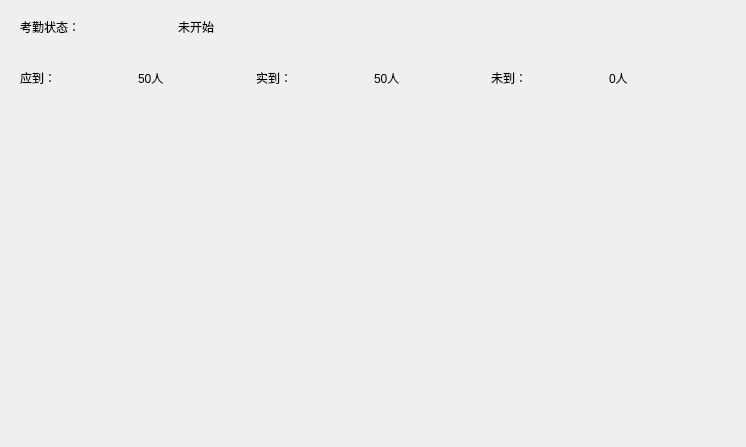
Above: view/UI_RunDialog.ui from xsxz01/PyQt5DesignMode before the change. Below: the same form after it.
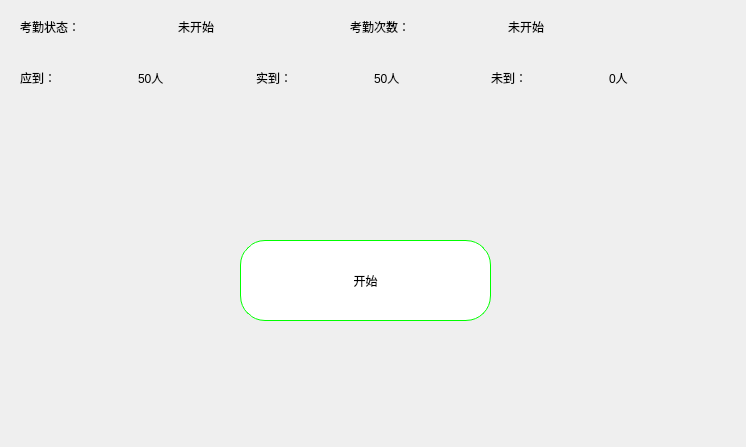
That is the form after the change.

What changed in the file:
```diff
--- a/view/UI_RunDialog.ui
+++ b/view/UI_RunDialog.ui
@@ -129,6 +129,58 @@
     </item>
    </layout>
   </widget>
+  <widget class="QPushButton" name="pushButton_start">
+   <property name="geometry">
+    <rect>
+     <x>240</x>
+     <y>240</y>
+     <width>251</width>
+     <height>81</height>
+    </rect>
+   </property>
+   <property name="styleSheet">
+    <string notr="true">background-color:#FFFFFF;
+height:40px;
+font: 25 18pt &quot;等线 Light&quot;;
+border:1px solid #00FF00;
+border-radius:25px;</string>
+   </property>
+   <property name="text">
+    <string>开始</string>
+   </property>
+  </widget>
+  <widget class="QWidget" name="layoutWidget_2">
+   <property name="geometry">
+    <rect>
+     <x>350</x>
+     <y>10</y>
+     <width>309</width>
+     <height>33</height>
+    </rect>
+   </property>
+   <layout class="QHBoxLayout" name="horizontalLayout_6">
+    <item>
+     <widget class="QLabel" name="label_9">
+      <property name="styleSheet">
+       <string notr="true">font: 25 18pt &quot;等线 Light&quot;;</string>
+      </property>
+      <property name="text">
+       <string>考勤次数：</string>
+      </property>
+     </widget>
+    </item>
+    <item>
+     <widget class="QLabel" name="label_10">
+      <property name="styleSheet">
+       <string notr="true">font: 25 18pt &quot;等线 Light&quot;;</string>
+      </property>
+      <property name="text">
+       <string>未开始</string>
+      </property>
+     </widget>
+    </item>
+   </layout>
+  </widget>
  </widget>
  <resources/>
  <connections/>
```
